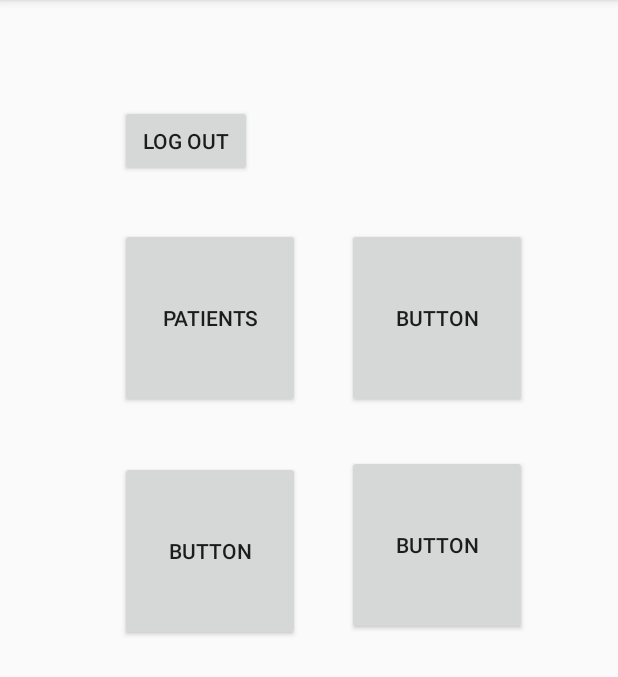
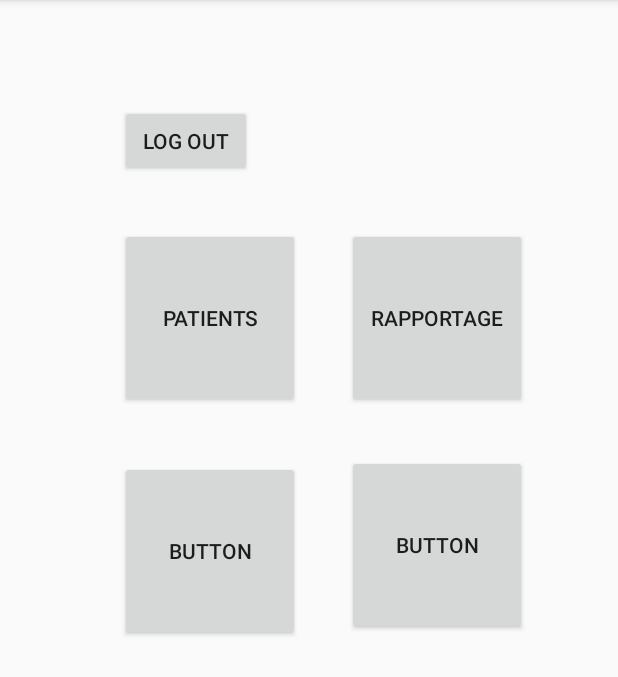
Before and after one commit to rick2909/Project-SS_B, an Android app: the MenuActivity screen opened directly, with no data from a screen before it, on a phone screen of 412 x 824 dp, the part 84-761 px from its top. Run offline under Robolectric (Android 15) with nearby library versions, the phone set to English and light mode, and no system bars; network calls fail.

Commit message:
Fix some small mistakes due to git merge

```diff
--- a/app/src/main/java/com/example/project_ss_b/MainActivity.java
+++ b/app/src/main/java/com/example/project_ss_b/MainActivity.java
@@ -119,9 +119,4 @@ public class MainActivity extends AppCompatActivity {
         System.out.println(email);
         System.out.println(password);
     }
-
-    public void onClick(View view){
-        Intent vollyExample = new Intent(this, VollyExample.class);
-        startActivity(vollyExample);
-    }
 }
--- a/app/src/main/java/com/example/project_ss_b/MenuActivity.java
+++ b/app/src/main/java/com/example/project_ss_b/MenuActivity.java
@@ -15,9 +15,9 @@ public class MenuActivity extends AppCompatActivity {
 
 
         configurePatientsButton();
+        configureRapportageButton();
+        configureLogoutButton();
     }
-
-
 
     private void configurePatientsButton(){
         Button button = findViewById(R.id.patients_btn);
@@ -28,4 +28,24 @@ public class MenuActivity extends AppCompatActivity {
             }
         });
     }
+
+    private void configureRapportageButton(){
+        Button button = findViewById(R.id.rapportage);
+        button.setOnClickListener(new View.OnClickListener(){
+            @Override
+            public void onClick(View view){
+                startActivity(new Intent(MenuActivity.this, Rapportage.class));
+            }
+        });
+    }
+
+    private void configureLogoutButton(){
+        Button button = findViewById(R.id.log_out_btn);
+        button.setOnClickListener(new View.OnClickListener(){
+            @Override
+            public void onClick(View view){
+                startActivity(new Intent(MenuActivity.this, MainActivity.class));
+            }
+        });
+    }
 }
--- a/app/src/main/java/com/example/project_ss_b/PatientsActivity.java
+++ b/app/src/main/java/com/example/project_ss_b/PatientsActivity.java
@@ -27,11 +27,6 @@ import java.util.Map;
 
 public class PatientsActivity extends AppCompatActivity {
     ListView lv;
-
-    private TextView txtResponse;
-    private String jsonResponse;
-
-
     ArrayAdapter adapter;
 
     @Override
--- a/app/src/main/res/layout/activity_main.xml
+++ b/app/src/main/res/layout/activity_main.xml
@@ -24,7 +24,7 @@
         android:layout_height="wrap_content"
         android:layout_marginStart="16dp"
         android:onClick="send"
-        android:text="Button"
+        android:text="Login"
         app:layout_constraintBaseline_toBaselineOf="@+id/username"
         app:layout_constraintStart_toEndOf="@+id/username" />
 
--- a/app/src/main/res/layout/activity_menu.xml
+++ b/app/src/main/res/layout/activity_menu.xml
@@ -38,16 +38,14 @@
         app:layout_constraintVertical_bias="0.225" />
 
     <Button
-        android:id="@+id/button3"
+        android:id="@+id/rapportage"
         android:layout_width="120dp"
         android:layout_height="120dp"
         android:layout_marginStart="8dp"
-        android:layout_marginLeft="8dp"
         android:layout_marginTop="8dp"
         android:layout_marginEnd="8dp"
-        android:layout_marginRight="8dp"
         android:layout_marginBottom="8dp"
-        android:text="@string/button"
+        android:text="Rapportage"
         app:layout_constraintBottom_toBottomOf="parent"
         app:layout_constraintEnd_toEndOf="parent"
         app:layout_constraintHorizontal_bias="0.306"
@@ -88,7 +86,7 @@
         app:layout_constraintEnd_toEndOf="parent"
         app:layout_constraintHorizontal_bias="0.306"
         app:layout_constraintStart_toEndOf="@+id/button4"
-        app:layout_constraintTop_toBottomOf="@+id/button3" />
+        app:layout_constraintTop_toBottomOf="@+id/rapportage" />
 
     <Button
         android:id="@+id/button6"
@@ -123,7 +121,7 @@
         app:layout_constraintEnd_toEndOf="parent"
         app:layout_constraintHorizontal_bias="0.81"
         app:layout_constraintStart_toStartOf="parent"
-        app:layout_constraintTop_toBottomOf="@+id/button3"
+        app:layout_constraintTop_toBottomOf="@+id/rapportage"
         app:layout_constraintVertical_bias="0.484" />
 
     <android.support.constraint.Guideline
```
Also changed, not shown: app/src/main/java/com/example/project_ss_b/Rapportage.java (+12 -0 lines), app/src/main/res/layout/activity_patients.xml (+4 -12 lines), 1 other file.
